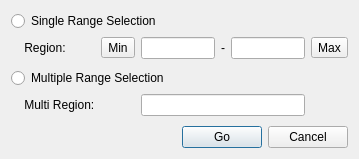
The window that src/corelibs/U2Gui/src/util/ui/RangeSelectionDialog.ui (violethaze74/ugene) describes before a commit, drawn with Qt 5.
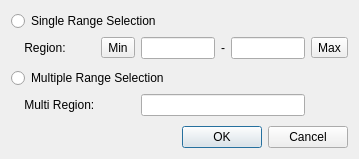
The same window after the commit.

Commit message: Help system for all dialogs, UI improvements for all dialogs.

Diff of the .ui file:
```diff
--- a/src/corelibs/U2Gui/src/util/ui/RangeSelectionDialog.ui
+++ b/src/corelibs/U2Gui/src/util/ui/RangeSelectionDialog.ui
@@ -126,40 +126,6 @@
      </item>
     </layout>
    </item>
-   <item row="2" column="0">
-    <layout class="QHBoxLayout" name="horizontalLayout">
-     <item>
-      <spacer name="horizontalSpacer">
-       <property name="orientation">
-        <enum>Qt::Horizontal</enum>
-       </property>
-       <property name="sizeHint" stdset="0">
-        <size>
-         <width>40</width>
-         <height>20</height>
-        </size>
-       </property>
-      </spacer>
-     </item>
-     <item>
-      <widget class="QPushButton" name="okButton">
-       <property name="text">
-        <string>Go</string>
-       </property>
-       <property name="default">
-        <bool>true</bool>
-       </property>
-      </widget>
-     </item>
-     <item>
-      <widget class="QPushButton" name="cancelButton">
-       <property name="text">
-        <string>Cancel</string>
-       </property>
-      </widget>
-     </item>
-    </layout>
-   </item>
    <item row="1" column="0">
     <spacer name="verticalSpacer">
      <property name="orientation">
@@ -173,6 +139,13 @@
      </property>
     </spacer>
    </item>
+   <item row="2" column="0">
+    <widget class="QDialogButtonBox" name="buttonBox">
+     <property name="standardButtons">
+      <set>QDialogButtonBox::Cancel|QDialogButtonBox::Ok</set>
+     </property>
+    </widget>
+   </item>
   </layout>
  </widget>
  <resources/>
```
Left out of the diff: 28 changed lines with no effect on the pictures. The commit also changes 309 other files.
